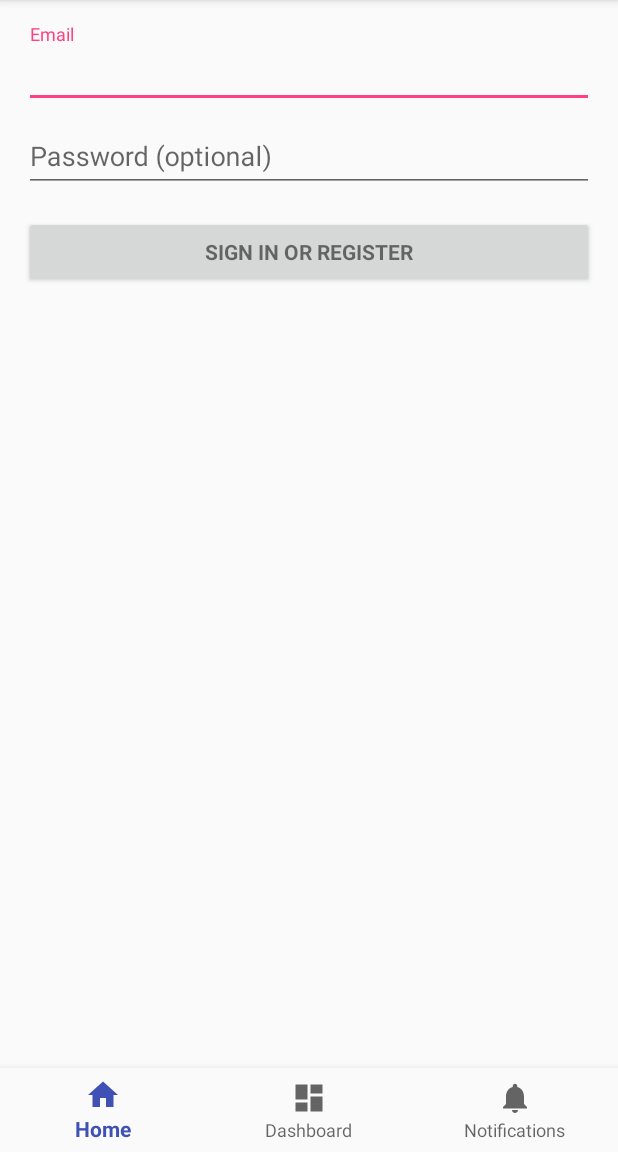
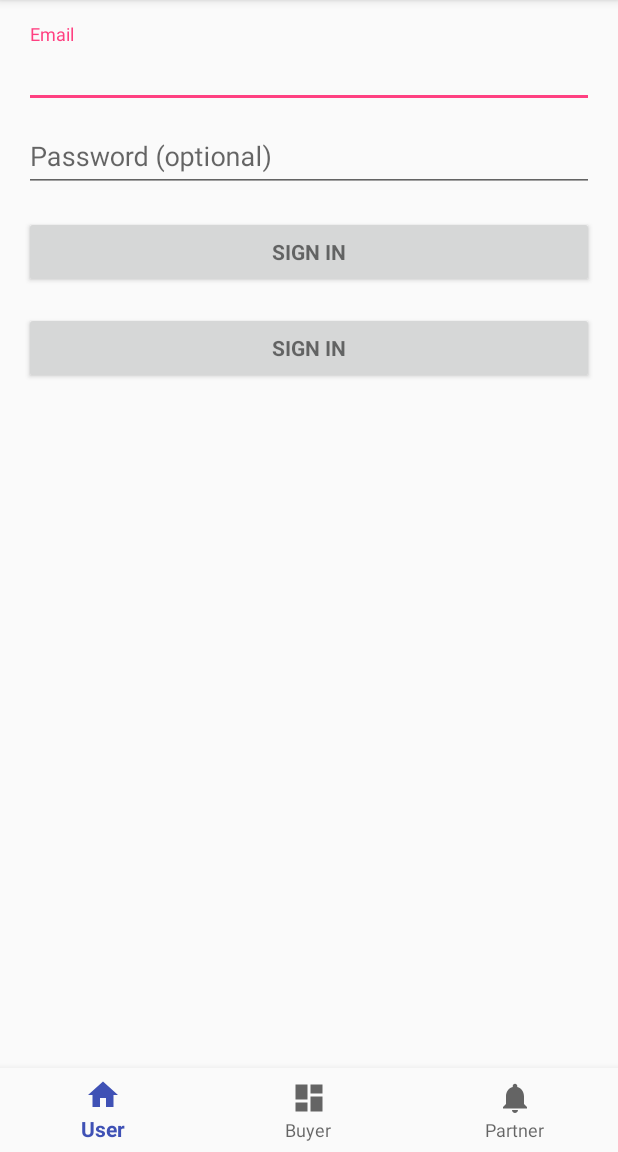
Before and after one commit to Ruqyai/GreenParadise, an Android app: the screen it shows after launch (LoginActivity), on a phone screen of 412 x 824 dp, the part 84-1236 px from its top. Run offline under Robolectric (Android 15) with nearby library versions, the phone set to English and light mode, and no system bars.

Commit message:
change labels

```diff
--- a/app/src/main/res/layout/activity_login.xml
+++ b/app/src/main/res/layout/activity_login.xml
@@ -78,7 +78,15 @@
                     android:layout_width="match_parent"
                     android:layout_height="wrap_content"
                     android:layout_marginTop="16dp"
-                    android:text="@string/action_sign_in"
+                    android:text="@string/action_sign_in_short"
+                    android:textStyle="bold" />
+                <Button
+                    android:id="@+id/email_sign_up_button"
+                    style="?android:textAppearanceSmall"
+                    android:layout_width="match_parent"
+                    android:layout_height="wrap_content"
+                    android:layout_marginTop="16dp"
+                    android:text="@string/action_sign_in_short"
                     android:textStyle="bold" />
 
             </LinearLayout>
--- a/app/src/main/res/values/strings.xml
+++ b/app/src/main/res/values/strings.xml
@@ -1,8 +1,8 @@
 <resources>
     <string name="app_name">Green Paradise</string>
-    <string name="title_home">Home</string>
-    <string name="title_dashboard">Dashboard</string>
-    <string name="title_notifications">Notifications</string>
+    <string name="title_home">User</string>
+    <string name="title_dashboard">Buyer</string>
+    <string name="title_notifications">Partner</string>
     <string name="title_activity_partner">Be Our Partner</string>
 
     <!-- Strings related to login -->
```
